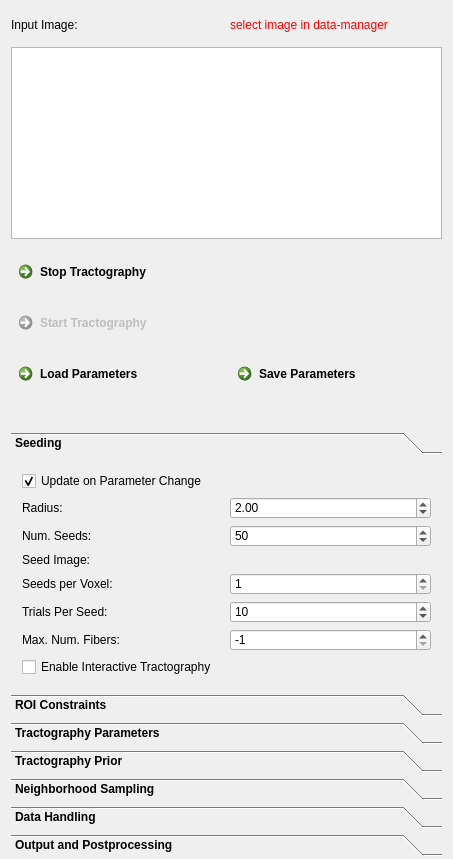
MIC-DKFZ/MITK-Diffusion, file Plugins/org.mitk.gui.qt.diffusionimaging.tractography/src/internal/QmitkStreamlineTrackingViewControls.ui: the form before one commit.
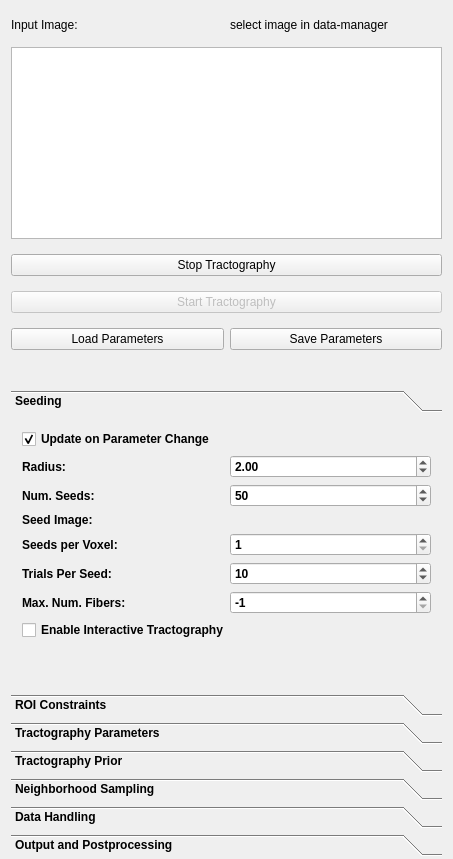
The form after the commit. Icons and pictures are not drawn. Custom widgets are drawn as their Qt base class.

Commit message: Use theme-conform buttons and styles in views

Diff of the .ui file:
```diff
--- a/Plugins/org.mitk.gui.qt.diffusionimaging.tractography/src/internal/QmitkStreamlineTrackingViewControls.ui
+++ b/Plugins/org.mitk.gui.qt.diffusionimaging.tractography/src/internal/QmitkStreamlineTrackingViewControls.ui
@@ -19,15 +19,6 @@
   <property name="windowTitle">
    <string>QmitkTemplate</string>
   </property>
-  <property name="styleSheet">
-   <string>QCommandLinkButton:disabled {
-  border: none;
-}
-
-QGroupBox {
-  background-color: transparent;
-}</string>
-  </property>
   <layout class="QGridLayout" name="gridLayout_11">
    <property name="topMargin">
     <number>3</number>
@@ -109,7 +100,7 @@
           <number>0</number>
          </property>
          <item row="0" column="1">
-          <widget class="QCommandLinkButton" name="m_SaveParametersButton">
+          <widget class="QPushButton" name="m_SaveParametersButton">
            <property name="enabled">
             <bool>true</bool>
            </property>
@@ -126,7 +117,7 @@
           </widget>
          </item>
          <item row="0" column="0">
-          <widget class="QCommandLinkButton" name="m_LoadParametersButton">
+          <widget class="QPushButton" name="m_LoadParametersButton">
            <property name="enabled">
             <bool>true</bool>
            </property>
@@ -146,7 +137,7 @@
        </widget>
       </item>
       <item row="3" column="0">
-       <widget class="QCommandLinkButton" name="commandLinkButton">
+       <widget class="QPushButton" name="commandLinkButton">
         <property name="enabled">
          <bool>false</bool>
         </property>
@@ -160,7 +151,7 @@
        </widget>
       </item>
       <item row="2" column="0">
-       <widget class="QCommandLinkButton" name="commandLinkButton_2">
+       <widget class="QPushButton" name="commandLinkButton_2">
         <property name="enabled">
          <bool>true</bool>
         </property>
@@ -213,7 +204,7 @@
             <string>Input Image. Tensor, ODF, SH and peak images are supported.</string>
            </property>
            <property name="text">
-            <string>&lt;html&gt;&lt;head/&gt;&lt;body&gt;&lt;p&gt;&lt;span style=&quot; color:#ff0000;&quot;&gt;select image in data-manager&lt;/span&gt;&lt;/p&gt;&lt;/body&gt;&lt;/html&gt;</string>
+            <string>&lt;html&gt;&lt;head/&gt;&lt;body&gt;&lt;p&gt;select image in data-manager&lt;/p&gt;&lt;/body&gt;&lt;/html&gt;</string>
            </property>
            <property name="wordWrap">
             <bool>true</bool>
@@ -518,9 +509,6 @@
           </item>
           <item row="0" column="1">
            <widget class="QmitkSingleNodeSelectionWidget" name="m_SeedImageSelectionWidget" native="true">
-            <property name="styleSheet">
-             <string notr="true"/>
-            </property>
            </widget>
           </item>
          </layout>
```
The commit also changes 36 other files.
